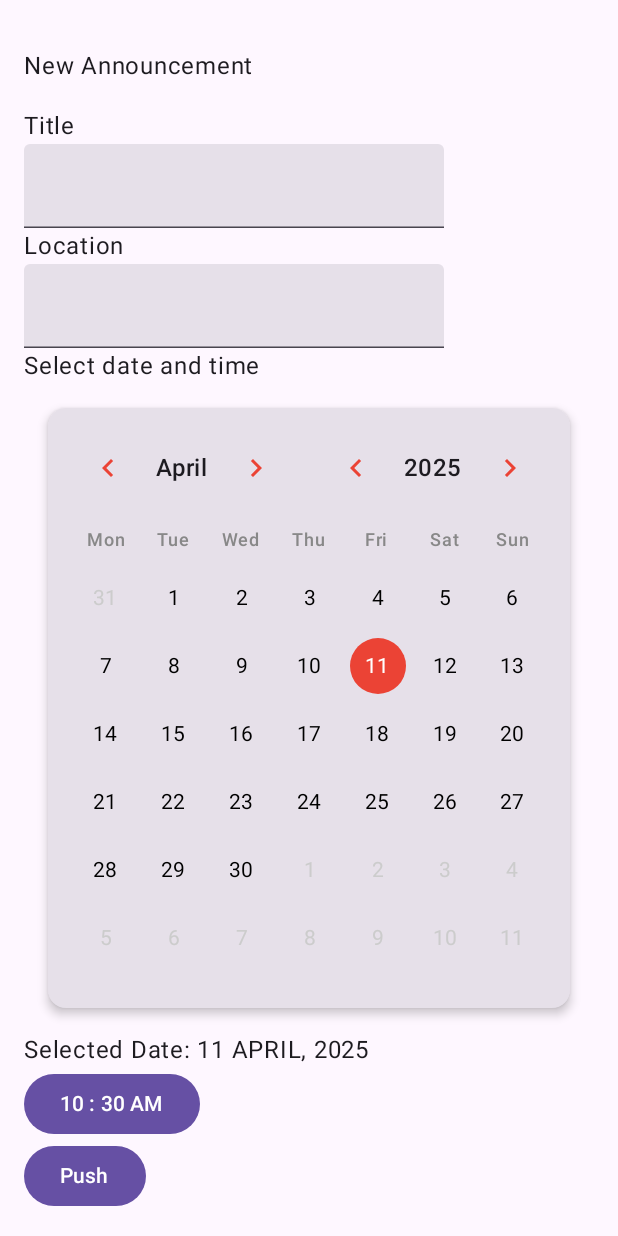
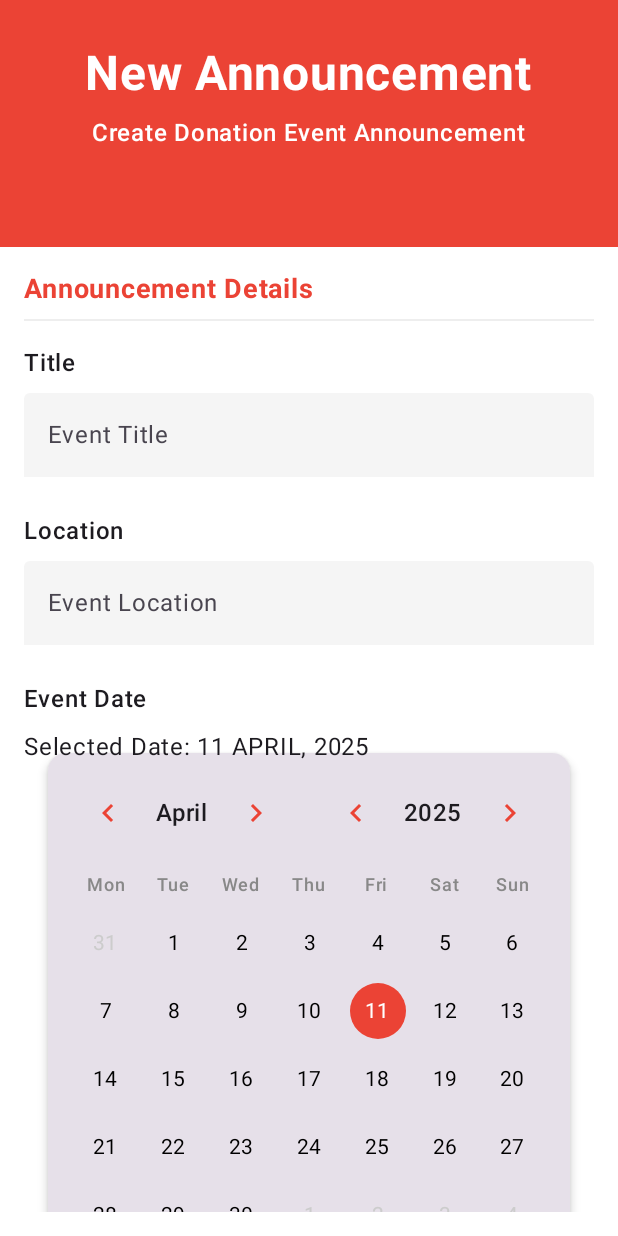
Before and after one commit to jarvis1704/blood-donation-app, an Android app built with Jetpack Compose: the composable NewAnnouncement shown on its own in the app's theme, on a phone screen of 412 x 824 dp. Run offline under Robolectric (Android 15) with nearby library versions, the phone set to English and light mode, and no system bars.

Commit message:
Styled the new announcement page

```diff
--- a/Android application/app/src/main/java/com/example/blooddonationapp/AdminEntry/NewAnnouncement.kt
+++ b/Android application/app/src/main/java/com/example/blooddonationapp/AdminEntry/NewAnnouncement.kt
@@ -2,21 +2,37 @@ package com.example.blooddonationapp.AdminEntry
 
 import android.os.Build
 import androidx.annotation.RequiresApi
+import androidx.compose.foundation.background
+import androidx.compose.foundation.layout.Box
 import androidx.compose.foundation.layout.Column
 import androidx.compose.foundation.layout.Spacer
+import androidx.compose.foundation.layout.fillMaxSize
+import androidx.compose.foundation.layout.fillMaxWidth
 import androidx.compose.foundation.layout.height
 import androidx.compose.foundation.layout.padding
+import androidx.compose.foundation.layout.statusBarsPadding
+import androidx.compose.foundation.rememberScrollState
+import androidx.compose.foundation.shape.RoundedCornerShape
+import androidx.compose.foundation.verticalScroll
 import androidx.compose.material3.Button
 import androidx.compose.material3.ButtonDefaults
+import androidx.compose.material3.Card
+import androidx.compose.material3.CardDefaults
+import androidx.compose.material3.Divider
 import androidx.compose.material3.MaterialTheme
 import androidx.compose.material3.Text
 import androidx.compose.material3.TextField
+import androidx.compose.material3.TextFieldDefaults
 import androidx.compose.runtime.Composable
 import androidx.compose.runtime.LaunchedEffect
 import androidx.compose.runtime.mutableStateOf
 import androidx.compose.runtime.remember
+import androidx.compose.ui.Alignment
 import androidx.compose.ui.Modifier
+import androidx.compose.ui.graphics.Color
+import androidx.compose.ui.text.font.FontWeight
 import androidx.compose.ui.unit.dp
+import androidx.compose.ui.unit.sp
 import androidx.hilt.navigation.compose.hiltViewModel
 import com.example.blooddonationapp.registration.ui_components.dateYearSelector
 import java.time.LocalDate
@@ -28,54 +44,190 @@ import java.time.format.DateTimeFormatter
 fun NewAnnouncement(
     adminViewmodel: AdminViewmodel = hiltViewModel()
 ){
-    Column (
-        modifier = Modifier.padding(16.dp)
+    Box(modifier = Modifier.fillMaxSize()) {
+        Column(modifier = Modifier.fillMaxSize()) {
+            // Header section with red background
+            Box(
+                modifier = Modifier
+                    .fillMaxWidth()
+                    .weight(0.2f)
+                    .background(Color(0xFFEB4335))
             ) {
+                Column(
+                    modifier = Modifier
+                        .fillMaxWidth()
+                        .statusBarsPadding(),
+                    horizontalAlignment = Alignment.CenterHorizontally
+                ) {
+                    Spacer(Modifier.height(30.dp))
+                    Text(
+                        "New Announcement",
+                        fontSize = 32.sp,
+                        color = Color.White,
+                        fontWeight = FontWeight.Bold
+                    )
+                    Spacer(Modifier.height(8.dp))
+                    Text(
+                        "Create Donation Event Announcement",
+                        fontSize = 16.sp,
+                        color = Color.White,
+                        fontWeight = FontWeight.Medium
+                    )
+                }
+            }
+
+            // Main content with white background
+            Box(
+                modifier = Modifier
+                    .fillMaxWidth()
+                    .weight(0.8f)
+                    .background(Color.White)
+            ) {
+//                Card(
+//                    modifier = Modifier
+//                        .fillMaxWidth(1f)
+//                        .align(Alignment.Center)
+//                        .verticalScroll(rememberScrollState()),
+//                    elevation = CardDefaults.cardElevation(defaultElevation = 6.dp),
+//                    colors = CardDefaults.cardColors(containerColor = Color.White, contentColor = Color.Black)
+//                ) {
+//
+//                }
+                Column(
+                    modifier = Modifier
+                        .fillMaxWidth()
+                        .padding(16.dp)
+                        .verticalScroll(rememberScrollState())
+                ) {
+                    Text(
+                        "Announcement Details",
+                        fontSize = 18.sp,
+                        fontWeight = FontWeight.Bold,
+                        color = Color(0xFFEB4335)
+                    )
+
+                    Spacer(Modifier.height(8.dp))
+                    Divider(color = Color(0xFFEEEEEE), thickness = 1.dp)
                     Spacer(Modifier.height(16.dp))
-        Text("New Announcement")
-        Spacer(Modifier.height(16.dp))
-        Text("Title")
+
+                    Text("Title", fontWeight = FontWeight.Medium)
                     TextField(
                         value = newAnnouncement.title,
                         onValueChange = {
                             newAnnouncement.title = it
-            }
+                        },
+                        placeholder = { Text("Event Title") },
+                        modifier = Modifier
+                            .fillMaxWidth()
+                            .padding(vertical = 8.dp),
+                        colors = TextFieldDefaults.colors(
+                            unfocusedContainerColor = Color(0xFFF5F5F5),
+                            focusedContainerColor = Color(0xFFF5F5F5),
+                            unfocusedIndicatorColor = Color.Transparent,
+                            focusedIndicatorColor = Color(0xFFEB4335),
+                            focusedTextColor = Color.Black,
+                            unfocusedTextColor = Color.Black,
+                            disabledPlaceholderColor = Color.LightGray
+                        ),
+                        singleLine = true
                     )
-        Text("Location")
+
+                    Spacer(Modifier.height(16.dp))
+                    Text("Location", fontWeight = FontWeight.Medium)
                     TextField(
                         value = newAnnouncement.location,
                         onValueChange = {
                             newAnnouncement.location = it
-            }
+                        },
+                        placeholder = { Text("Event Location") },
+                        modifier = Modifier
+                            .fillMaxWidth()
+                            .padding(vertical = 8.dp),
+                        colors = TextFieldDefaults.colors(
+                            unfocusedContainerColor = Color(0xFFF5F5F5),
+                            focusedContainerColor = Color(0xFFF5F5F5),
+                            unfocusedIndicatorColor = Color.Transparent,
+                            focusedIndicatorColor = Color(0xFFEB4335),
+                            focusedTextColor = Color.Black,
+                            unfocusedTextColor = Color.Black,
+                            disabledPlaceholderColor = Color.LightGray
+                        ),
+                        singleLine = true
                     )
-        Text("Select date and time")
+
+                    Spacer(Modifier.height(16.dp))
+                    Text("Event Date", fontWeight = FontWeight.Medium)
                     var tempDateState = remember { mutableStateOf(newAnnouncement.date) }
                     LaunchedEffect(tempDateState.value) {
                         newAnnouncement.date = tempDateState.value
                     }
+                    Spacer(Modifier.height(8.dp))
+//                    Card(
+//                        modifier = Modifier
+//                            .fillMaxWidth(),
+//                        colors = CardDefaults.cardColors(
+//                            containerColor = Color(0xFFF5F5F5),
+//                            contentColor = Color.Black
+//                        ),
+//                        elevation = CardDefaults.cardElevation(defaultElevation = 0.dp)
+//                    ) {
+//
+//                    }
+                    Box(modifier = Modifier.fillMaxWidth()) {
                         dateYearSelector(
                             dateToBeUpdated = tempDateState,
                             selectedDate = LocalDate.now()
                         )
+                    }
 
-        var TempTime = remember { mutableStateOf(newAnnouncement.time) }
-        LaunchedEffect(TempTime.value) {
-            newAnnouncement.time = TempTime.value
+                    Spacer(Modifier.height(16.dp))
+                    Text("Event Time", fontWeight = FontWeight.Medium)
+                    var tempTime = remember { mutableStateOf(newAnnouncement.time) }
+                    LaunchedEffect(tempTime.value) {
+                        newAnnouncement.time = tempTime.value
                     }
-        TimeSelector(toUpdate = TempTime)
+                    TimeSelector(toUpdate = tempTime)
+
                     Button(
-            onClick = { showDialog = true })
-        {
+                        onClick = { showDialog = true },
+                        modifier = Modifier
+                            .fillMaxWidth()
+                            .padding(vertical = 8.dp),
+                        colors = ButtonDefaults.buttonColors(
+                            containerColor = Color(0xFFF5F5F5),
+                            contentColor = Color.Black
+                        ),
+                        shape = RoundedCornerShape(8.dp)
+                    ) {
                         newAnnouncement.time?.let {
-                Text(it.format(DateTimeFormatter.ofPattern("hh : mm a")),
-            ) }
+                            Text(
+                                it.format(DateTimeFormatter.ofPattern("hh : mm a")),
+                                modifier = Modifier.padding(vertical = 4.dp),
+                                fontWeight = FontWeight.Medium
+                            )
                         }
+                    }
+
+                    Spacer(Modifier.height(24.dp))
                     Button(
                         onClick = {
                             adminViewmodel.newAnnouncement()
-            }
+                        },
+                        modifier = Modifier.fillMaxWidth(),
+                        colors = ButtonDefaults.buttonColors(
+                            containerColor = Color(0xFFEB4335)
+                        ),
+                        shape = RoundedCornerShape(8.dp)
                     ) {
-            Text("Push")
+                        Text(
+                            "Create Announcement",
+                            color = Color.White,
+                            modifier = Modifier.padding(vertical = 4.dp),
+                            fontWeight = FontWeight.Medium
+                        )
                     }
                 }
             }
+        }
+    }
+}
--- a/Android application/app/src/main/java/com/example/blooddonationapp/auth/interfaces/MainActivity.kt
+++ b/Android application/app/src/main/java/com/example/blooddonationapp/auth/interfaces/MainActivity.kt
@@ -18,6 +18,7 @@ import androidx.navigation.compose.rememberNavController
 import com.example.blooddonationapp.AdminEntry.ActiveAnnouncements
 import com.example.blooddonationapp.AdminEntry.ActiveBloodRequests
 import com.example.blooddonationapp.AdminEntry.AdminPasskeys
+import com.example.blooddonationapp.AdminEntry.NewAnnouncement
 import com.example.blooddonationapp.auth.data.googleAuthClient
 import com.example.blooddonationapp.global.ui_components.appNav
 import com.example.blooddonationapp.global.ui_components.errorAlert
@@ -93,7 +94,7 @@ class MainActivity : ComponentActivity() {
 //                    globalAlert()
 //                    appNav(navCtrl, googleAuthUiClient)
 //                }
-                AdminPasskeys()
+                NewAnnouncement()
             }
         }
     }
```
Lines whose indentation alone changed are shown as unchanged.
